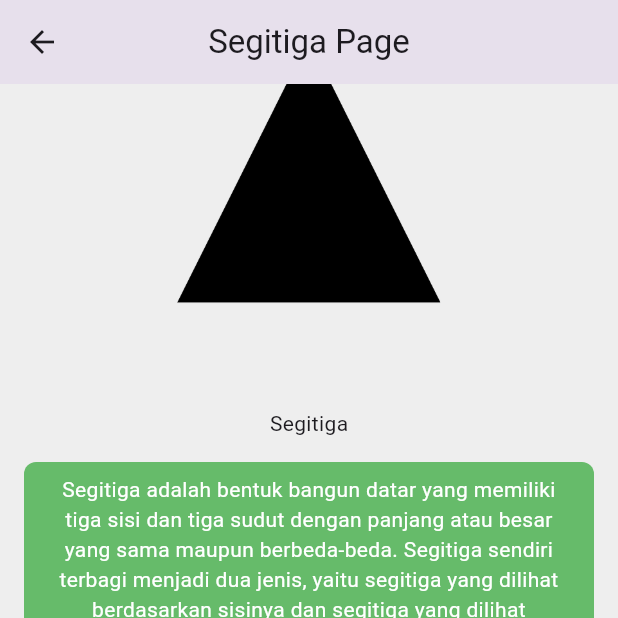
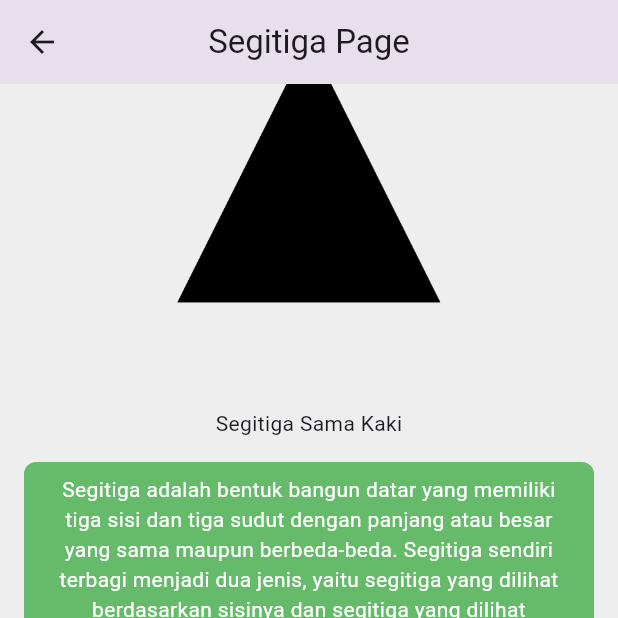
Before and after one commit to redblackanonym/bangun-datar, a Flutter app: the SegitigaPage screen opened directly, scrolled down 92 dp, on a phone screen of 412 x 824 dp, the top half of it. Run offline on Flutter 3.47's test engine with Material 2 defaults, Android fonts, the phone set to English and light mode, and no system bars; our stand-ins replace get.

Commit message:
merubah halaman segitiga

```diff
--- a/lib/page/segitiga_page.dart
+++ b/lib/page/segitiga_page.dart
@@ -23,7 +23,7 @@ class SegitigaPage extends StatelessWidget {
           Center(
             child: Padding(
               padding: const EdgeInsets.all(8.0),
-              child: Text("Segitiga"),
+              child: Text("Segitiga Sama Kaki"),
             ),
           ),
           Container(
```
